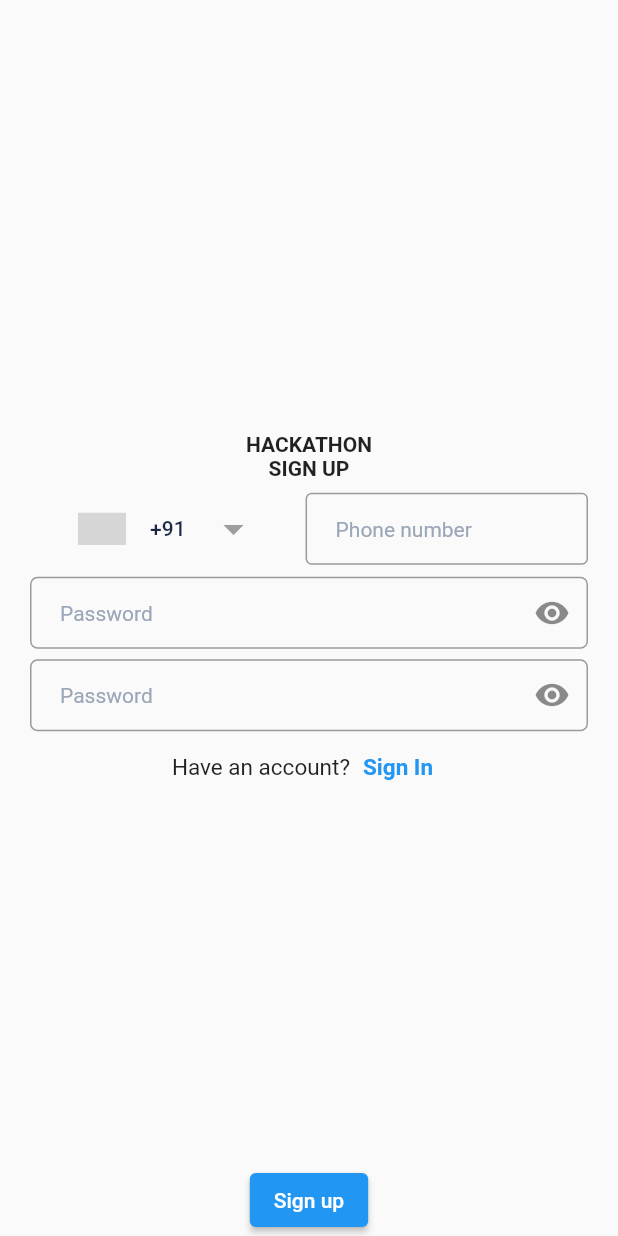
After one commit to abishekarjun98/Food-Track, a Flutter app: the screen it shows after launch, after a tap on "Store", on a phone screen of 412 x 824 dp. The commit adds this screen. Run offline on Flutter 3.47's test engine with Material 2 defaults, Android fonts, the phone set to English and light mode, and no system bars; our stand-ins replace flutter_multi_formatter, hive; missing offline and left inert: barcode_scan; accounts and stored records are empty; grey boxes are pictures that could not be loaded.

Commit message:
authentication flow UI for store and customer

```diff
--- a/lib/main.dart
+++ b/lib/main.dart
@@ -3,8 +3,7 @@ import 'dart:async';
 import 'package:barcode_scan/barcode_scan.dart';
 import 'package:flutter/material.dart';
 import 'package:flutter/services.dart';
-import 'package:food_track/screens/buyer/buyer_home_screen.dart';
-import 'package:food_track/screens/seller/seller_home_screen.dart';
+import 'package:food_track/screens/authentication/user_type_screen.dart';
 
 void main() {
   runApp(MyApp());
@@ -27,8 +26,7 @@ class _MyAppState extends State<MyApp> {
   Widget build(BuildContext context) {
     return MaterialApp(
       debugShowCheckedModeBanner: false,
-      // home: BuyerHomeScreen(),
-      home: SellerHomeScreen(),
+      home: UserTypeScreen(),
       // home: Scaffold(
       //   appBar: AppBar(
       //     title: Text('Barcode Scanner - googleflutter.com'),
--- /dev/null
+++ b/lib/models/user_type.dart
@@ -0,0 +1,4 @@
+enum UserType {
+  store,
+  customer,
+}
--- /dev/null
+++ b/lib/screens/authentication/authentication_wrapper.dart
@@ -0,0 +1,38 @@
+import 'package:flutter/material.dart';
+import 'package:food_track/models/user_type.dart';
+import 'package:food_track/screens/authentication/login_screen.dart';
+import 'package:food_track/screens/authentication/register_screen.dart';
+
+class AuthenticationWrapper extends StatefulWidget {
+  bool showSignUp;
+  final UserType userType;
+
+  AuthenticationWrapper({
+    this.showSignUp = true,
+    required this.userType,
+  });
+  @override
+  _AuthenticationWrapperState createState() => _AuthenticationWrapperState();
+}
+
+class _AuthenticationWrapperState extends State<AuthenticationWrapper> {
+  void toggleView() {
+    //AuthService().signOut();
+    setState(() {
+      widget.showSignUp = !widget.showSignUp;
+    });
+  }
+
+  @override
+  Widget build(BuildContext context) {
+    return widget.showSignUp
+        ? RegisterScreen(
+            toggleView: toggleView,
+            userType: widget.userType,
+          )
+        : LoginScreen(
+            toggleView: toggleView,
+            userType: widget.userType,
+          );
+  }
+}
--- /dev/null
+++ b/lib/screens/authentication/register_screen.dart
@@ -0,0 +1,211 @@
+import 'package:country_code_picker/country_code_picker.dart';
+import 'package:flutter/material.dart';
+import 'package:flutter_multi_formatter/formatters/masked_input_formatter.dart';
+import 'package:food_track/models/user_type.dart';
+import 'package:food_track/screens/customer/customer_home_screen.dart';
+import 'package:food_track/screens/store/store_home_screen.dart';
+
+class RegisterScreen extends StatefulWidget {
+  final Function toggleView;
+  final UserType userType;
+
+  RegisterScreen({
+    required this.toggleView,
+    required this.userType,
+  });
+  @override
+  _RegisterScreenState createState() => _RegisterScreenState();
+}
+
+class _RegisterScreenState extends State<RegisterScreen> {
+  String? phoneNumber;
+  String? countryCodeString = '+91';
+  final TextEditingController phoneController = TextEditingController();
+  final phoneFormKey = GlobalKey<FormState>();
+  bool showPassword = false;
+
+  @override
+  Widget build(BuildContext context) {
+    return Scaffold(
+      floatingActionButtonLocation: FloatingActionButtonLocation.centerDocked,
+      floatingActionButton: ElevatedButton(
+        onPressed: () => Navigator.pushReplacement(
+          context,
+          MaterialPageRoute(
+            builder: (context) => widget.userType == UserType.store
+                ? StoreHomeScreen()
+                : CustomerHomeScreen(),
+          ),
+        ),
+        child: Text('Sign up'),
+      ),
+      body: SafeArea(
+        child: Center(
+          child: Padding(
+            padding: const EdgeInsets.symmetric(
+              horizontal: 20,
+            ),
+            child: Column(
+              mainAxisAlignment: MainAxisAlignment.center,
+              children: [
+                Text(
+                  'HACKATHON',
+                  style: TextStyle(
+                    fontWeight: FontWeight.bold,
+                  ),
+                ),
+                Text(
+                  'SIGN UP',
+                  style: TextStyle(
+                    fontWeight: FontWeight.bold,
+                  ),
+                ),
+                Row(
+                  children: [
+                    CountryCodePicker(
+                      showDropDownButton: true,
+                      textStyle: TextStyle(color: Color(0xFF1C2745)),
+                      searchDecoration: InputDecoration(
+                        hintText: 'Country code',
+                        hintStyle: TextStyle(
+                          color: Color(0xFF9BA6B8),
+                          fontSize: 14,
+                        ),
+                        border: OutlineInputBorder(
+                          borderRadius: BorderRadius.circular(4),
+                          borderSide: BorderSide(
+                            color: Color(0xFF9BA6B8),
+                          ),
+                        ),
+                      ),
+                      onChanged: (CountryCode code) {
+                        countryCodeString = code.toString();
+                      },
+                      // Initial selection and favorite can be one of code ('US') OR dial_code('+1')
+                      initialSelection: 'IN',
+                      favorite: ['+91', 'IN'],
+                      // optional. Shows only country name and flag
+                      showCountryOnly: false,
+                      // optional. Shows only country name and flag when popup is closed.
+                      showOnlyCountryWhenClosed: false,
+                      // optional. aligns the flag and the Text left
+                      alignLeft: false,
+                    ),
+                    Expanded(
+                      child: Form(
+                        key: phoneFormKey,
+                        child: TextFormField(
+                          controller: phoneController,
+                          keyboardType: TextInputType.phone,
+                          maxLength: 12,
+                          inputFormatters: [
+                            MaskedInputFormatter('### ### ####'),
+                          ],
+                          onChanged: (val) {},
+                          decoration: InputDecoration(
+                            counterText: '',
+                            contentPadding: EdgeInsets.only(left: 20),
+                            hintText: 'Phone number',
+                            hintStyle: TextStyle(
+                              color: Color(0xFF9BA6B8),
+                              fontSize: 14,
+                            ),
+                            border: OutlineInputBorder(
+                              borderRadius: BorderRadius.circular(4),
+                              borderSide: BorderSide(
+                                color: Color(0xFF9BA6B8),
+                              ),
+                            ),
+                          ),
+                        ),
+                      ),
+                    ),
+                  ],
+                ),
+                TextFormField(
+                  obscureText: showPassword,
+                  decoration: InputDecoration(
+                    suffixIcon: IconButton(
+                      onPressed: () {
+                        setState(() {
+                          showPassword = !showPassword;
+                        });
+                      },
+                      icon: showPassword
+                          ? Icon(Icons.visibility_off)
+                          : Icon(Icons.visibility),
+                    ),
+                    contentPadding: EdgeInsets.only(left: 20),
+                    hintText: 'Password',
+                    hintStyle: TextStyle(
+                      color: Color(0xFF9BA6B8),
+                      fontSize: 14,
+                    ),
+                    border: OutlineInputBorder(
+                      borderRadius: BorderRadius.circular(5),
+                      borderSide: BorderSide(
+                        color: Color(0xFF9BA6B8),
+                      ),
+                    ),
+                  ),
+                ),
+                SizedBox(
+                  height: 7,
+                ),
+                TextFormField(
+                  obscureText: showPassword,
+                  decoration: InputDecoration(
+                    suffixIcon: IconButton(
+                      onPressed: () {
+                        setState(() {
+                          showPassword = !showPassword;
+                        });
+                      },
+                      icon: showPassword
+                          ? Icon(Icons.visibility_off)
+                          : Icon(Icons.visibility),
+                    ),
+                    contentPadding: EdgeInsets.only(left: 20),
+                    hintText: 'Password',
+                    hintStyle: TextStyle(
+                      color: Color(0xFF9BA6B8),
+                      fontSize: 14,
+                    ),
+                    border: OutlineInputBorder(
+                      borderRadius: BorderRadius.circular(5),
+                      borderSide: BorderSide(
+                        color: Color(0xFF9BA6B8),
+                      ),
+                    ),
+                  ),
+                ),
+                Row(
+                  mainAxisAlignment: MainAxisAlignment.center,
+                  children: [
+                    Text(
+                      'Have an account?',
+                      textAlign: TextAlign.center,
+                      style: TextStyle(
+                        fontSize: 15,
+                      ),
+                    ),
+                    TextButton(
+                      onPressed: () => widget.toggleView(),
+                      child: Text(
+                        'Sign In',
+                        style: TextStyle(
+                          fontWeight: FontWeight.bold,
+                          fontSize: 15,
+                        ),
+                      ),
+                    ),
+                  ],
+                ),
+              ],
+            ),
+          ),
+        ),
+      ),
+    );
+  }
+}
--- /dev/null
+++ b/lib/screens/authentication/user_type_screen.dart
@@ -0,0 +1,62 @@
+import 'package:flutter/material.dart';
+import 'package:food_track/models/user_type.dart';
+import 'package:food_track/screens/authentication/authentication_wrapper.dart';
+
+class UserTypeScreen extends StatelessWidget {
+  @override
+  Widget build(BuildContext context) {
+    return Scaffold(
+      body: SafeArea(
+        child: Column(
+          crossAxisAlignment: CrossAxisAlignment.center,
+          mainAxisAlignment: MainAxisAlignment.center,
+          children: [
+            Text(
+              'WELCOME TO HACKATHON',
+              style: TextStyle(
+                fontWeight: FontWeight.bold,
+              ),
+            ),
+            Text(
+              'ARE YOU A STORE OR A CUSTOMER?',
+              style: TextStyle(
+                fontWeight: FontWeight.bold,
+              ),
+            ),
+            Row(
+              mainAxisAlignment: MainAxisAlignment.spaceEvenly,
+              children: [
+                ElevatedButton.icon(
+                  onPressed: () => Navigator.push(
+                    context,
+                    MaterialPageRoute(
+                      builder: (context) => AuthenticationWrapper(
+                        showSignUp: true,
+                        userType: UserType.store,
+                      ),
+                    ),
+                  ),
+                  icon: Icon(Icons.store),
+                  label: Text('Store'),
+                ),
+                ElevatedButton.icon(
+                  onPressed: () => Navigator.push(
+                    context,
+                    MaterialPageRoute(
+                      builder: (context) => AuthenticationWrapper(
+                        showSignUp: true,
+                        userType: UserType.customer,
+                      ),
+                    ),
+                  ),
+                  icon: Icon(Icons.people),
+                  label: Text('Customer'),
+                ),
+              ],
+            ),
+          ],
+        ),
+      ),
+    );
+  }
+}
```
Also changed, not shown: lib/screens/authentication/login_screen.dart (added, +181 -0 lines), lib/screens/customer/customer_home_screen.dart (renamed from lib/screens/seller/seller_home_screen.dart, +17 -9 lines), lib/screens/store/store_home_screen.dart (renamed from lib/screens/buyer/buyer_home_screen.dart, +17 -9 lines), pubspec.yaml (+7 -19 lines), pubspec.lock.
